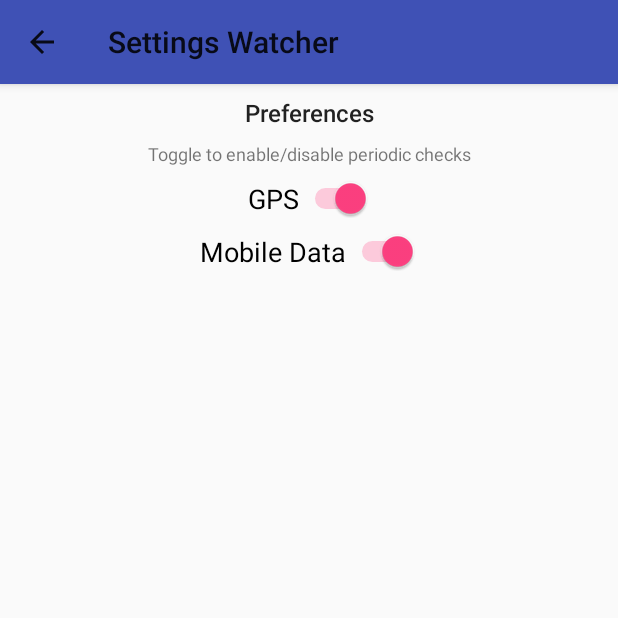
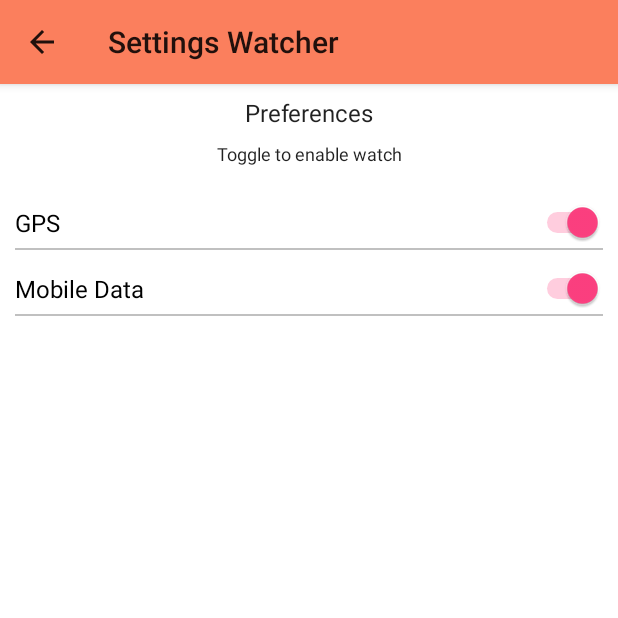
Before and after one commit to tantrumkiller/SettingsScanner, an Android app: the UserPreferencesActivity screen opened directly, with no data from a screen before it, on a phone screen of 412 x 824 dp, the top half of it. Run offline under Robolectric (Android 15) with nearby library versions, the phone set to English and light mode, and no system bars.

Commit message:
Improve view

```diff
--- a/app/src/main/java/com/example/kshitiz/helloworld/ActionsRequiredActivity.java
+++ b/app/src/main/java/com/example/kshitiz/helloworld/ActionsRequiredActivity.java
@@ -59,6 +59,12 @@ public class ActionsRequiredActivity extends AppCompatActivity {
         return true;
     }
 
+    @Override
+    public void onResume(){
+        super.onResume();
+        populateList();
+    }
+
     private void populateList() {
         final RecyclerView recyclerView = findViewById(R.id.actions_required_recycler_view);
 
--- a/app/src/main/java/com/example/kshitiz/helloworld/PeriodicTaskExecutorService.java
+++ b/app/src/main/java/com/example/kshitiz/helloworld/PeriodicTaskExecutorService.java
@@ -38,13 +38,13 @@ public class PeriodicTaskExecutorService extends IntentService {
         for (final Setting setting : whitelistedSettings) {
             SettingHandler handler = settingsConfiguration.getHandler(setting);
             if (handler.isEnabled(context)) {
-                Log.i("PeriodicTaskExecutorService", String.format("%s setting is enabled, notifying user", setting));
+                Log.i("PeriodicTaskExecutor", String.format("%s setting is enabled, notifying user", setting));
                 reminderNotificationHandler.notifyUser(context, notificationManager);
                 return;
             }
         }
 
-        Log.i("PeriodicTaskExecutorService", "Required settings are now disabled, canceling older notification");
+        Log.i("PeriodicTaskExecutor", "Required settings are now disabled, canceling older notification");
         reminderNotificationHandler.cancelNotification(notificationManager);
     }
 }
--- a/app/src/main/res/layout/action.xml
+++ b/app/src/main/res/layout/action.xml
@@ -13,5 +13,6 @@
         android:textColor="@color/actionsRequired"
         android:textAlignment="viewStart"
         android:background="?android:attr/selectableItemBackground"
-        android:textSize="20sp"/>
+        android:textAppearance="@style/TextAppearance.AppCompat.Body1"
+        android:textSize="@dimen/text_size_large"/>
 </LinearLayout>
--- a/app/src/main/res/layout/preferences.xml
+++ b/app/src/main/res/layout/preferences.xml
@@ -5,7 +5,8 @@
     android:layout_width="match_parent"
     android:layout_height="match_parent"
     android:visibility="visible"
-    tools:context=".UserPreferencesActivity">
+    tools:context=".UserPreferencesActivity"
+    android:background="@color/background">
 
     <include
         android:id="@+id/toolbar_user_preferences"
@@ -13,15 +14,12 @@
 
     <TextView
         android:id="@+id/preferences_heading"
-        android:layout_width="wrap_content"
+        android:layout_width="match_parent"
         android:layout_height="wrap_content"
-        android:layout_marginBottom="8dp"
-        android:layout_marginEnd="8dp"
-        android:layout_marginStart="8dp"
         android:layout_marginTop="8dp"
         android:text="@string/preferences_heading"
         android:textAlignment="center"
-        android:textAppearance="@style/TextAppearance.AppCompat.SearchResult.Title"
+        android:textAppearance="@style/TextAppearance.AppCompat.Headline"
         android:textSize="@dimen/text_size_large"
         app:layout_constraintLeft_toLeftOf="parent"
         app:layout_constraintRight_toRightOf="parent"
@@ -29,45 +27,63 @@
 
     <TextView
         android:id="@+id/preferences_sub_heading"
-        android:layout_width="wrap_content"
+        android:layout_width="match_parent"
         android:layout_height="wrap_content"
-        android:layout_marginBottom="8dp"
-        android:layout_marginEnd="8dp"
-        android:layout_marginStart="8dp"
         android:layout_marginTop="8dp"
         android:text="@string/preferences_sub_heading"
         android:textAlignment="center"
+        android:textAppearance="@style/TextAppearance.AppCompat.Subhead"
         android:textSize="@dimen/text_size_small"
         app:layout_constraintLeft_toLeftOf="parent"
         app:layout_constraintRight_toRightOf="parent"
         app:layout_constraintTop_toBottomOf="@+id/preferences_heading" />
 
+    <LinearLayout
+        xmlns:android="http://schemas.android.com/apk/res/android"
+        android:layout_width="match_parent"
+        android:layout_height="wrap_content"
+        android:orientation="vertical"
+        android:layout_marginLeft="10dp"
+        android:layout_marginRight="10dp"
+        android:layout_marginTop="12dp"
+        app:layout_constraintLeft_toLeftOf="parent"
+        app:layout_constraintRight_toRightOf="parent"
+        app:layout_constraintTop_toBottomOf="@+id/preferences_sub_heading">
+
         <Switch
             android:id="@+id/gps_toggle_button"
-        android:layout_width="wrap_content"
+            android:layout_width="match_parent"
             android:layout_height="wrap_content"
-        android:layout_marginBottom="8dp"
-        android:layout_marginEnd="8dp"
-        android:layout_marginStart="8dp"
-        android:layout_marginTop="8dp"
+            android:layout_marginTop="12dp"
             android:text="@string/gps_switch_button"
-        android:textAppearance="@style/TextAppearance.AppCompat.Medium"
+            android:textAppearance="@style/TextAppearance.AppCompat.Body1"
+            android:textSize="@dimen/text_size_large"
             app:layout_constraintLeft_toLeftOf="parent"
             app:layout_constraintRight_toRightOf="parent"
             app:layout_constraintTop_toBottomOf="@+id/preferences_sub_heading" />
 
+        <View
+            android:layout_width="match_parent"
+            android:layout_height="1dp"
+            android:layout_marginTop="3dp"
+            android:background="#c0c0c0"/>
+
         <Switch
             android:id="@+id/mobile_data_toggle_button"
-        android:layout_width="wrap_content"
+            android:layout_width="match_parent"
             android:layout_height="wrap_content"
-        android:layout_marginBottom="8dp"
-        android:layout_marginEnd="8dp"
-        android:layout_marginStart="8dp"
-        android:layout_marginTop="8dp"
+            android:layout_marginTop="12dp"
             android:text="@string/mobile_data_switch_button"
-        android:textAppearance="@style/TextAppearance.AppCompat.Medium"
+            android:textAppearance="@style/TextAppearance.AppCompat.Body1"
+            android:textSize="@dimen/text_size_large"
             app:layout_constraintLeft_toLeftOf="parent"
             app:layout_constraintRight_toRightOf="parent"
             app:layout_constraintTop_toBottomOf="@+id/gps_toggle_button" />
 
+        <View
+            android:layout_width="match_parent"
+            android:layout_height="1dp"
+            android:layout_marginTop="3dp"
+            android:background="#c0c0c0"/>
+    </LinearLayout>
 </android.support.constraint.ConstraintLayout>
--- a/app/src/main/res/values/colors.xml
+++ b/app/src/main/res/values/colors.xml
@@ -1,7 +1,8 @@
 <?xml version="1.0" encoding="utf-8"?>
 <resources>
     <color name="actionsRequired">#000000</color>
-    <color name="colorPrimary">#3F51B5</color>
-    <color name="colorPrimaryDark">#303F9F</color>
+    <color name="colorPrimary">#fb7f5d</color>
+    <color name="colorPrimaryDark">#f94412</color>
     <color name="colorAccent">#FF4081</color>
+    <color name="background">#FFFFFF</color>
 </resources>
--- a/app/src/main/res/values/strings.xml
+++ b/app/src/main/res/values/strings.xml
@@ -5,7 +5,7 @@
     <string name="gps_switch_button">GPS</string>
     <string name="mobile_data_switch_button">Mobile Data</string>
 
-    <string name="preferences_sub_heading">Toggle to enable/disable periodic checks</string>
+    <string name="preferences_sub_heading">Toggle to enable watch</string>
 
     <string name="actions_required_sub_heading">Click to go to the settings</string>
     <string name="actions_required_heading">Enabled Settings</string>
--- a/app/src/main/res/values/styles.xml
+++ b/app/src/main/res/values/styles.xml
@@ -7,4 +7,9 @@
         <item name="colorAccent">@color/colorAccent</item>
         <item name="windowNoTitle">true</item>
     </style>
+    <style name="Divider">
+        <item name="android:layout_width">match_parent</item>
+        <item name="android:layout_height">1dp</item>
+        <item name="android:background">?android:attr/listDivider</item>
+    </style>
 </resources>
```
Also changed, not shown: app/src/main/res/layout/actions_required.xml (+9 -11 lines). Lines whose indentation alone changed are shown as unchanged.
